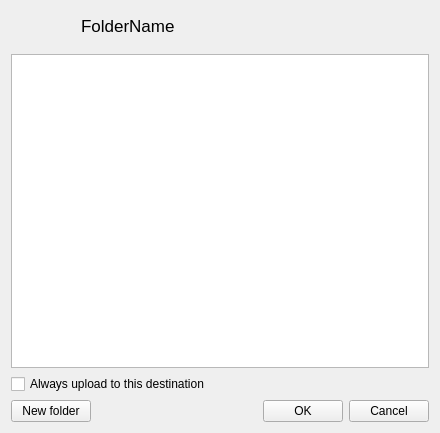
Before: the Qt Designer form src/MEGASync/gui/linux/NodeSelectorTreeViewWidget.ui in meganz/MEGAsync, drawn with Qt 5.
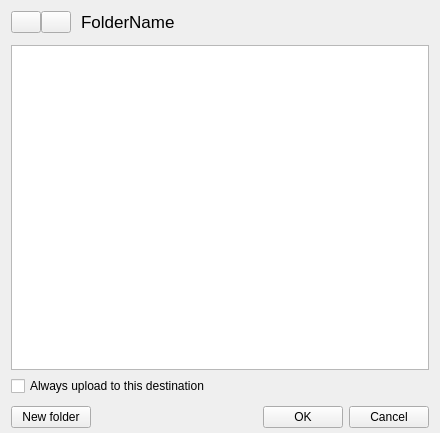
After: the same form once the commit is applied. Icons and pictures are not drawn. Custom widgets are drawn as their Qt base class.

Commit message: Tree view widget adaptation to linux ui

```diff
--- a/src/MEGASync/gui/linux/NodeSelectorTreeViewWidget.ui
+++ b/src/MEGASync/gui/linux/NodeSelectorTreeViewWidget.ui
@@ -14,16 +14,19 @@
    <string>Form</string>
   </property>
   <layout class="QVBoxLayout" name="verticalLayout">
+   <property name="bottomMargin">
+    <number>5</number>
+   </property>
    <item>
     <layout class="QHBoxLayout" name="horizontalLayout_3">
      <property name="spacing">
       <number>0</number>
      </property>
      <property name="topMargin">
-      <number>5</number>
+      <number>0</number>
      </property>
      <property name="bottomMargin">
-      <number>12</number>
+      <number>6</number>
      </property>
      <item alignment="Qt::AlignVCenter">
       <widget class="QPushButton" name="bBack">
@@ -34,12 +37,7 @@
         </size>
        </property>
        <property name="styleSheet">
-        <string notr="true">QPushButton {
-    border: none;
-    background-color: transparent;
-    padding: 0px;
-}
-</string>
+        <string notr="true"/>
        </property>
        <property name="text">
         <string/>
@@ -65,13 +63,6 @@
          <height>16777215</height>
         </size>
        </property>
-       <property name="styleSheet">
-        <string notr="true">QPushButton {
-    border: none;
-    background-color: transparent;
-    padding: 0px;
-}</string>
-       </property>
        <property name="text">
         <string/>
        </property>
@@ -283,46 +274,6 @@
     image: url(://images/node_selector/Icon-Small-Arrow-Down.png) ;
 }
 
-QHeaderView
-{
-background: #FFFFFF;
-font-size: 12px;
-color:#576879;
-padding-top: 2px;
-}
-
-QHeaderView::section {
-background: #FFFFFF;
-border-left:1px solid #dadada;			
-border-top:0 px;
-border-bottom:0px;					 					 				 					 	
-border-right:0px;
-padding-left:3px;
-}
-
-
-QHeaderView::section::first
-{
-padding-left: 0px;
-border-left:0px;		
-}
-
-QHeaderView::down-arrow { 
-width: 4px; height:6px;
-subcontrol-position: right;
-top:-2px;
-left:0px;
-padding-right:10px;
-} 
-
-QHeaderView::up-arrow {
-width: 4px; height:6px;
-subcontrol-position: right;
-top:-2px;
-left:0px;
-padding-right:10px;
-} 
-
 
 
 
@@ -335,7 +286,7 @@
       <enum>QFrame::Plain</enum>
      </property>
      <property name="alternatingRowColors">
-      <bool>false</bool>
+      <bool>true</bool>
      </property>
      <property name="selectionMode">
       <enum>QAbstractItemView::SingleSelection</enum>
@@ -389,7 +340,7 @@
        <number>0</number>
       </property>
       <property name="topMargin">
-       <number>0</number>
+       <number>4</number>
       </property>
       <property name="rightMargin">
        <number>0</number>
```
Left out of the diff: 7 changed lines with no effect on the pictures. The commit also changes 4 other files.
